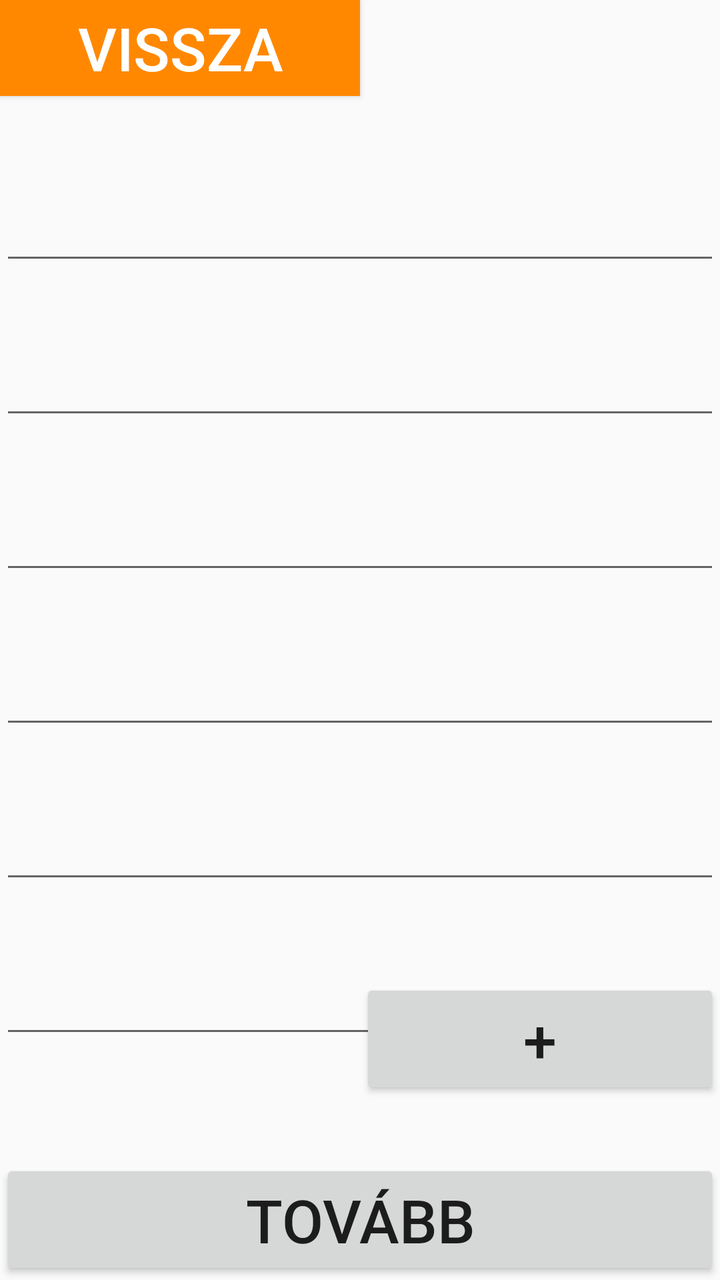
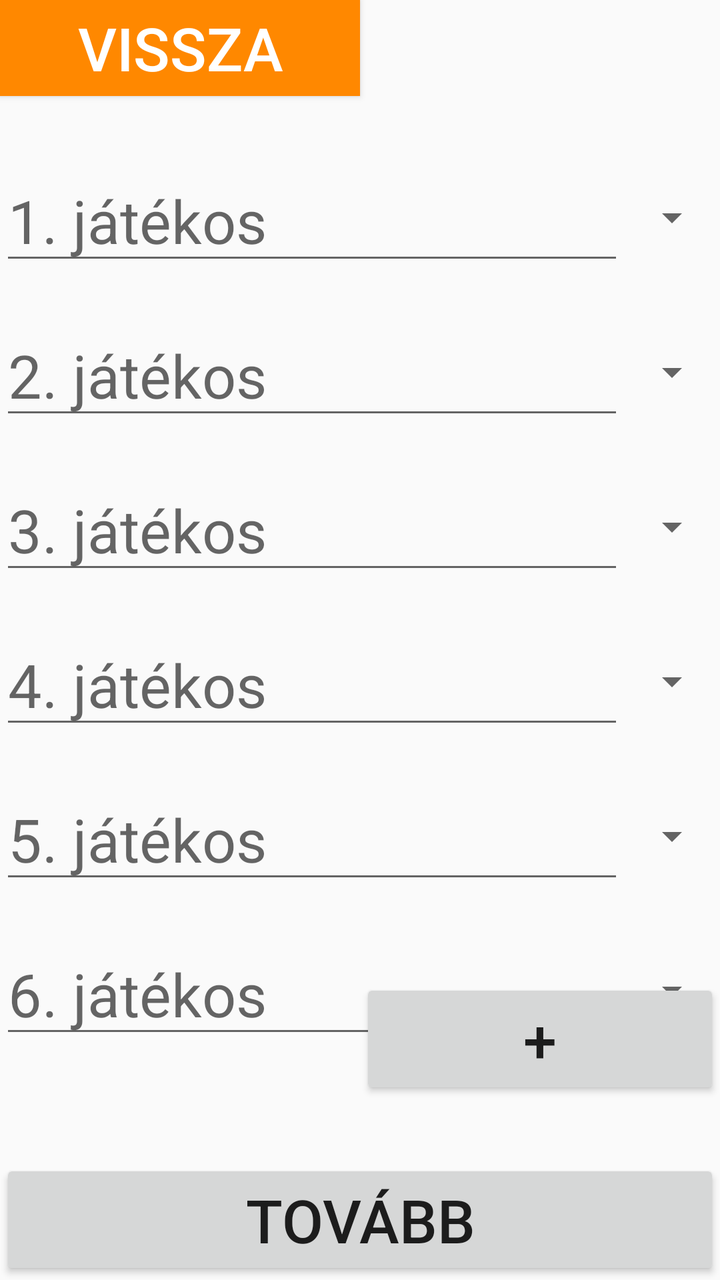

Two renders of the same Android screen: before a commit and after it. Below are the layout's source before the change and the commit's diff.
<!-- AndroidManifest.xml: application theme AppTheme -->
<!-- res/layout/activity_players.xml -->
<?xml version="1.0" encoding="utf-8"?>
<RelativeLayout xmlns:android="http://schemas.android.com/apk/res/android"
    xmlns:app="http://schemas.android.com/apk/res-auto"
    xmlns:tools="http://schemas.android.com/tools"
    android:layout_width="match_parent"
    android:layout_height="match_parent"
    tools:context=".PlayersActivity">

    <View
        android:id="@+id/playersView"
        android:layout_width="0dp"
        android:layout_height="0dp"
        android:layout_centerHorizontal="true"/>

    <Button
        android:layout_width="0dp"
        android:layout_height="wrap_content"
        android:id="@+id/ButtonBackPlayers"
        android:layout_alignParentTop="true"
        android:layout_alignRight="@id/playersView"
        android:layout_alignParentLeft="true"
        android:text="Vissza"
        android:textSize="30dp"
        android:textColor="@android:color/white"
        android:background="@android:color/holo_orange_dark"/>

    <EditText
        android:layout_width="match_parent"
        android:layout_height="wrap_content"
        android:id="@+id/Player1"
        android:text=""
        android:textSize="30dp"
        android:layout_centerHorizontal="true"
        android:layout_marginTop="80dp"/>

    <EditText
        android:layout_width="match_parent"
        android:layout_height="wrap_content"
        android:id="@+id/Player2"
        android:text=""
        android:textSize="30dp"
        android:layout_centerHorizontal="true"
        android:layout_below="@+id/Player1"
        android:layout_marginTop="20dp"/>

    <EditText
        android:layout_width="match_parent"
        android:layout_height="wrap_content"
        android:id="@+id/Player3"
        android:text=""
        android:textSize="30dp"
        android:layout_centerHorizontal="true"
        android:layout_below="@+id/Player2"
        android:layout_marginTop="20dp"/>

    <EditText
        android:layout_width="match_parent"
        android:layout_height="wrap_content"
        android:id="@+id/Player4"
        android:text=""
        android:textSize="30dp"
        android:layout_centerHorizontal="true"
        android:layout_below="@+id/Player3"
        android:layout_marginTop="20dp"/>

    <EditText
        android:layout_width="match_parent"
        android:layout_height="wrap_content"
        android:id="@+id/Player5"
        android:text=""
        android:textSize="30dp"
        android:layout_centerHorizontal="true"
        android:layout_below="@+id/Player4"
        android:layout_marginTop="20dp"/>

    <EditText
        android:layout_width="match_parent"
        android:layout_height="wrap_content"
        android:id="@+id/Player6"
        android:text=""
        android:textSize="30dp"
        android:layout_centerHorizontal="true"
        android:layout_below="@+id/Player5"
        android:layout_marginTop="20dp"/>

    <Button
        android:layout_width="match_parent"
        android:layout_height="wrap_content"
        android:id="@+id/ButtonNewPlayer"
        android:layout_alignLeft="@id/playersView"
        android:layout_alignParentRight="true"
        android:layout_above="@+id/ButtonNextPlayers"
        android:layout_marginBottom="30dp"
        android:text="+"
        android:textSize="30dp"/>

    <Button
        android:layout_width="match_parent"
        android:layout_height="wrap_content"
        android:id="@+id/ButtonNextPlayers"
        android:layout_alignParentBottom="true"
        android:text="TOVÁBB"
        android:textSize="30dp"/>

</RelativeLayout>
<!-- resources referenced by this layout -->
<resources>
  <style name="AppTheme" parent="Theme.AppCompat.Light.DarkActionBar">
          
          <item name="colorPrimary">@color/colorPrimary</item>
          <item name="colorPrimaryDark">@color/colorPrimaryDark</item>
          <item name="colorAccent">@color/colorAccent</item>
      </style>
  <color name="colorPrimary">#6200EE</color>
  <color name="colorPrimaryDark">#3700B3</color>
  <color name="colorAccent">#03DAC5</color>
</resources>

<!-- the commit's change to res/layout/activity_players.xml (unified diff, before → after) -->
@@ -24,64 +24,154 @@
         android:textColor="@android:color/white"
         android:background="@android:color/holo_orange_dark"/>
 
-    <EditText
+    <LinearLayout
         android:layout_width="match_parent"
         android:layout_height="wrap_content"
-        android:id="@+id/Player1"
-        android:text=""
-        android:textSize="30dp"
-        android:layout_centerHorizontal="true"
-        android:layout_marginTop="80dp"/>
+        android:id="@+id/PlayerRow1"
+        android:orientation="horizontal"
+        android:layout_marginTop="80dp">
 
-    <EditText
+        <EditText
+            android:layout_width="0dp"
+            android:layout_height="wrap_content"
+            android:layout_weight="1"
+            android:id="@+id/Player1"
+            android:text=""
+            android:hint="1. játékos"
+            android:inputType="textPersonName"
+            android:textSize="30dp"/>
+
+        <Spinner
+            android:layout_width="wrap_content"
+            android:layout_height="wrap_content"
+            android:layout_gravity="center_vertical"
+            android:id="@+id/PlayerLevel1"/>
+    </LinearLayout>
+
+    <LinearLayout
         android:layout_width="match_parent"
         android:layout_height="wrap_content"
-        android:id="@+id/Player2"
-        android:text=""
-        android:textSize="30dp"
-        android:layout_centerHorizontal="true"
-        android:layout_below="@+id/Player1"
-        android:layout_marginTop="20dp"/>
+        android:id="@+id/PlayerRow2"
+        android:orientation="horizontal"
+        android:layout_below="@+id/PlayerRow1"
+        android:layout_marginTop="20dp">
 
-    <EditText
+        <EditText
+            android:layout_width="0dp"
+            android:layout_height="wrap_content"
+            android:layout_weight="1"
+            android:id="@+id/Player2"
+            android:text=""
+            android:hint="2. játékos"
+            android:inputType="textPersonName"
+            android:textSize="30dp"/>
+
+        <Spinner
+            android:layout_width="wrap_content"
+            android:layout_height="wrap_content"
+            android:layout_gravity="center_vertical"
+            android:id="@+id/PlayerLevel2"/>
+    </LinearLayout>
+
+    <LinearLayout
         android:layout_width="match_parent"
         android:layout_height="wrap_content"
-        android:id="@+id/Player3"
-        android:text=""
-        android:textSize="30dp"
-        android:layout_centerHorizontal="true"
-        android:layout_below="@+id/Player2"
-        android:layout_marginTop="20dp"/>
+        android:id="@+id/PlayerRow3"
+        android:orientation="horizontal"
+        android:layout_below="@+id/PlayerRow2"
+        android:layout_marginTop="20dp">
 
-    <EditText
+        <EditText
+            android:layout_width="0dp"
+            android:layout_height="wrap_content"
+            android:layout_weight="1"
+            android:id="@+id/Player3"
+            android:text=""
+            android:hint="3. játékos"
+            android:inputType="textPersonName"
+            android:textSize="30dp"/>
+
+        <Spinner
+            android:layout_width="wrap_content"
+            android:layout_height="wrap_content"
+            android:layout_gravity="center_vertical"
+            android:id="@+id/PlayerLevel3"/>
+    </LinearLayout>
+
+    <LinearLayout
         android:layout_width="match_parent"
         android:layout_height="wrap_content"
-        android:id="@+id/Player4"
-        android:text=""
-        android:textSize="30dp"
-        android:layout_centerHorizontal="true"
-        android:layout_below="@+id/Player3"
-        android:layout_marginTop="20dp"/>
+        android:id="@+id/PlayerRow4"
+        android:orientation="horizontal"
+        android:layout_below="@+id/PlayerRow3"
+        android:layout_marginTop="20dp">
 
-    <EditText
+        <EditText
+            android:layout_width="0dp"
+            android:layout_height="wrap_content"
+            android:layout_weight="1"
+            android:id="@+id/Player4"
+            android:text=""
+            android:hint="4. játékos"
+            android:inputType="textPersonName"
+            android:textSize="30dp"/>
+
+        <Spinner
+            android:layout_width="wrap_content"
+            android:layout_height="wrap_content"
+            android:layout_gravity="center_vertical"
+            android:id="@+id/PlayerLevel4"/>
+    </LinearLayout>
+
+    <LinearLayout
         android:layout_width="match_parent"
         android:layout_height="wrap_content"
-        android:id="@+id/Player5"
-        android:text=""
-        android:textSize="30dp"
-        android:layout_centerHorizontal="true"
-        android:layout_below="@+id/Player4"
-        android:layout_marginTop="20dp"/>
+        android:id="@+id/PlayerRow5"
+        android:orientation="horizontal"
+        android:layout_below="@+id/PlayerRow4"
+        android:layout_marginTop="20dp">
 
-    <EditText
+        <EditText
+            android:layout_width="0dp"
+            android:layout_height="wrap_content"
+            android:layout_weight="1"
+            android:id="@+id/Player5"
+            android:text=""
+            android:hint="5. játékos"
+            android:inputType="textPersonName"
+            android:textSize="30dp"/>
+
+        <Spinner
+            android:layout_width="wrap_content"
+            android:layout_height="wrap_content"
+            android:layout_gravity="center_vertical"
+            android:id="@+id/PlayerLevel5"/>
+    </LinearLayout>
+
+    <LinearLayout
         android:layout_width="match_parent"
         android:layout_height="wrap_content"
-        android:id="@+id/Player6"
-        android:text=""
-        android:textSize="30dp"
-        android:layout_centerHorizontal="true"
-        android:layout_below="@+id/Player5"
-        android:layout_marginTop="20dp"/>
+        android:id="@+id/PlayerRow6"
+        android:orientation="horizontal"
+        android:layout_below="@+id/PlayerRow5"
+        android:layout_marginTop="20dp">
+
+        <EditText
+            android:layout_width="0dp"
+            android:layout_height="wrap_content"
+            android:layout_weight="1"
+            android:id="@+id/Player6"
+            android:text=""
+            android:hint="6. játékos"
+            android:inputType="textPersonName"
+            android:textSize="30dp"/>
+
+        <Spinner
+            android:layout_width="wrap_content"
+            android:layout_height="wrap_content"
+            android:layout_gravity="center_vertical"
+            android:id="@+id/PlayerLevel6"/>
+    </LinearLayout>
 
     <Button
         android:layout_width="match_parent"
